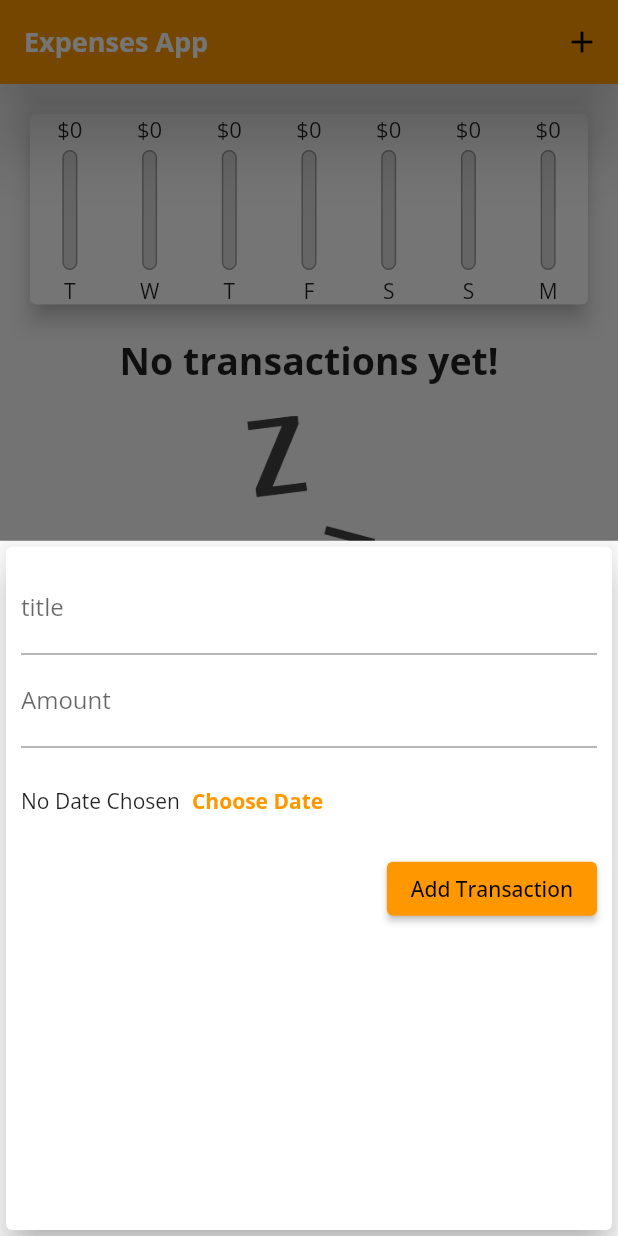
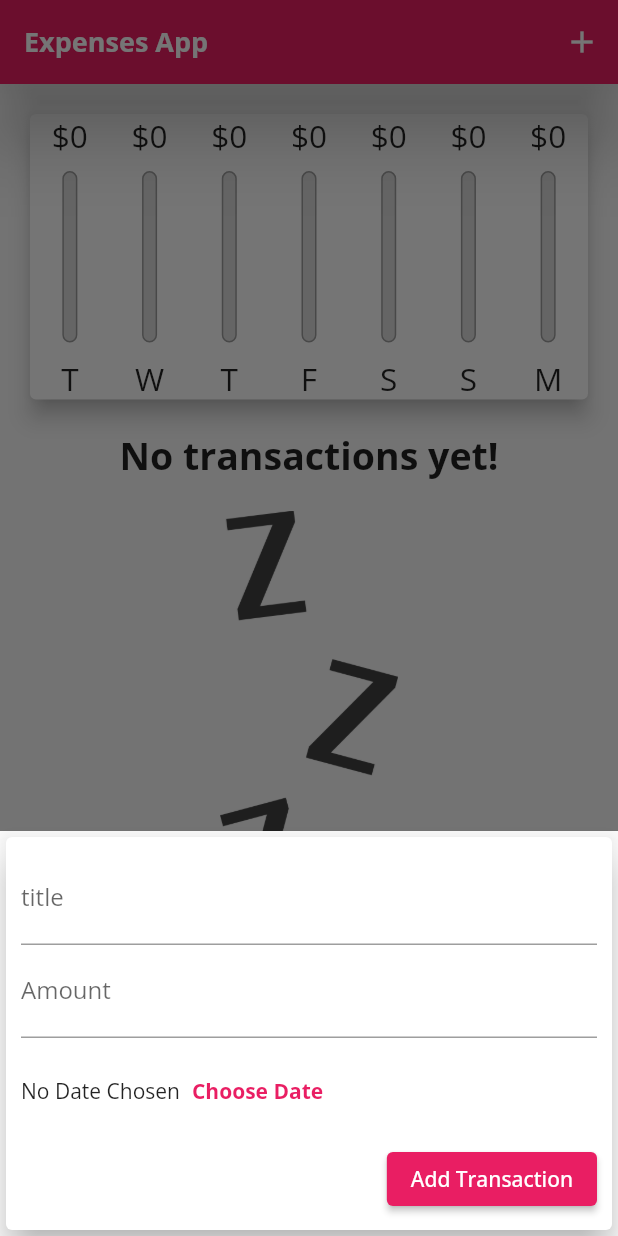
Before and after one commit to Jayakrishnan-manoj/expense-manager, a Flutter app: the screen it shows after launch, after a tap on the "add" icon, on a phone screen of 412 x 824 dp. Run offline on Flutter 3.47's test engine with Material 2 defaults, Android fonts, the phone set to English and light mode, and no system bars.

Commit message:
add : responsiveness,toggle switch

```diff
--- a/lib/main.dart
+++ b/lib/main.dart
@@ -1,7 +1,15 @@
 import 'package:flutter/material.dart';
+import 'package:flutter/services.dart';
 import 'package:personal_expenses_app/widgets/home.dart';
 
-void main() => runApp(const MyApp());
+void main() {
+  // WidgetsFlutterBinding.ensureInitialized();
+  // SystemChrome.setPreferredOrientations([
+  //   DeviceOrientation.portraitUp,
+  //   DeviceOrientation.portraitDown,
+  // ]);
+  runApp(const MyApp());
+}
 
 class MyApp extends StatelessWidget {
   const MyApp({Key? key}) : super(key: key);
@@ -15,13 +23,13 @@ class MyApp extends StatelessWidget {
           //backgroundColor: Colors.orange,
           elevation: 20.0,
           titleTextStyle: TextStyle(
-              fontSize: 18 ,
+            fontSize: 18,
             fontFamily: 'OpenSans',
             fontWeight: FontWeight.bold,
             color: Colors.white,
           ),
         ),
-        primarySwatch: Colors.orange,
+        primarySwatch: Colors.pink,
         fontFamily: 'OpenSans',
       ),
       home: HomeScreen(),
--- a/lib/widgets/chart_bars.dart
+++ b/lib/widgets/chart_bars.dart
@@ -9,29 +9,30 @@ class Bars extends StatelessWidget {
 
   @override
   Widget build(BuildContext context) {
+    return LayoutBuilder(
+      builder: (ctx, constraints) {
         return Column(
           children: [
             Container(
-          height: 20,
+              height: constraints.maxHeight * 0.15,
               child: FittedBox(
                 child: Text('\$${spendingAmount.toStringAsFixed(0)}'),
               ),
             ),
-        const SizedBox(
-          height: 4,
+            SizedBox(
+              height: constraints.maxHeight * 0.05,
             ),
             Container(
-          height: 80,
+                height: constraints.maxHeight * 0.6,
                 width: 10,
                 child: Stack(
                   children: [
                     Container(
                         decoration: BoxDecoration(
-                  border: Border.all(color:Colors.grey,width: 1.0),
+                      border: Border.all(color: Colors.grey, width: 1.0),
                       color: const Color.fromRGBO(220, 220, 220, 1),
                       borderRadius: BorderRadius.circular(10),
-                )
-              ),
+                    )),
                     FractionallySizedBox(
                       heightFactor: spendingPctOfTotal,
                       child: Container(
@@ -42,13 +43,19 @@ class Bars extends StatelessWidget {
                       ),
                     )
                   ],
-          )
+                )),
+            SizedBox(
+              height: constraints.maxHeight * 0.05,
             ),
-        const SizedBox(
-          height: 4,
+            Container(
+              height: constraints.maxHeight * 0.15,
+              child: FittedBox(
+                child: Text(label),
               ),
-        Text(label),
+            ),
           ],
+        );
+      },
     );
   }
 }
--- a/lib/widgets/home.dart
+++ b/lib/widgets/home.dart
@@ -12,6 +12,7 @@ class HomeScreen extends StatefulWidget {
 
 class _HomeScreenState extends State<HomeScreen> {
   final List<Transaction> _userTransactions = [];
+  bool _showChart = false;
 
   List<Transaction> get _recentTransactions {
     return _userTransactions.where((tx) {
@@ -23,7 +24,8 @@ class _HomeScreenState extends State<HomeScreen> {
     }).toList();
   }
 
-  void _addNewTransaction(String txTitle, double txAmount, DateTime chosenDate) {
+  void _addNewTransaction(
+      String txTitle, double txAmount, DateTime chosenDate) {
     final newTx = Transaction(
       id: DateTime.now().toString(),
       title: txTitle,
@@ -49,17 +51,18 @@ class _HomeScreenState extends State<HomeScreen> {
         });
   }
 
-  void _deleteTransaction(String id){
+  void _deleteTransaction(String id) {
     setState(() {
       _userTransactions.removeWhere((tx) => tx.id == id);
     });
-
   }
 
   @override
   Widget build(BuildContext context) {
-    return Scaffold(
-      appBar: AppBar(
+    final mediaQuery = MediaQuery.of(context);
+    final isLandscape =
+        mediaQuery.orientation == Orientation.landscape;
+    final appBar = AppBar(
       title: const Text('Expenses App'),
       actions: [
         IconButton(
@@ -67,16 +70,58 @@ class _HomeScreenState extends State<HomeScreen> {
           icon: const Icon(Icons.add),
         )
       ],
-      ),
-      body: SingleChildScrollView(
+    );
+    final txListWidget = Container(
+      height: (mediaQuery.size.height -
+              appBar.preferredSize.height -
+              mediaQuery.padding.top) *
+          0.7,
+      child: TransactionList(_userTransactions, _deleteTransaction),
+    );
+    return Scaffold(
+      appBar: appBar,
+      body: SafeArea(
+        child: SingleChildScrollView(
           child: Column(
             mainAxisAlignment: MainAxisAlignment.start,
             crossAxisAlignment: CrossAxisAlignment.stretch,
             children: [
-            Chart(_recentTransactions),
-            TransactionList(_userTransactions,_deleteTransaction),
+              if (isLandscape)
+                Row(
+                  mainAxisAlignment: MainAxisAlignment.center,
+                  children: [
+                    Text('Show Chart'),
+                    Switch(
+                        value: _showChart,
+                        onChanged: (val) {
+                          setState(() {
+                            _showChart = val;
+                          });
+                        }),
+                  ],
+                ),
+              if (!isLandscape)
+                Container(
+                  height: (mediaQuery.size.height -
+                          appBar.preferredSize.height -
+                          mediaQuery.padding.top) *
+                      0.3,
+                  child: Chart(_recentTransactions),
+                ),
+              if (!isLandscape) txListWidget,
+              if (isLandscape)
+                _showChart
+                    ? Container(
+                        height: (mediaQuery.size.height -
+                                appBar.preferredSize.height -
+                                mediaQuery.padding.top) *
+                            0.5,
+                        child: Chart(_recentTransactions),
+                      )
+                    : txListWidget
               //UserTransactions(),
             ],
+          ),
         ),
       ),
       floatingActionButtonLocation: FloatingActionButtonLocation.centerFloat,
--- a/lib/widgets/new_transactions.dart
+++ b/lib/widgets/new_transactions.dart
@@ -54,10 +54,16 @@ class _NewTransactionsState extends State<NewTransactions> {
 
   @override
   Widget build(BuildContext context) {
-    return Card(
+    return SingleChildScrollView(
+      child: Card(
         elevation: 10,
         child: Container(
-        padding: EdgeInsets.all(10),
+          padding: EdgeInsets.only(
+            top: 10,
+            left: 10,
+            right: 10,
+            bottom:MediaQuery.of(context).viewInsets.bottom + 10,
+          ),
           child: Column(
             crossAxisAlignment: CrossAxisAlignment.end,
             children: [
@@ -100,6 +106,7 @@ class _NewTransactionsState extends State<NewTransactions> {
             ],
           ),
         ),
+      ),
     );
   }
 }
--- a/lib/widgets/transaction_list.dart
+++ b/lib/widgets/transaction_list.dart
@@ -14,10 +14,9 @@ class TransactionList extends StatelessWidget {
 
   @override
   Widget build(BuildContext context) {
-    return Container(
-      height: 500,
-      child: transactions.isEmpty
-          ? Column(
+    return transactions.isEmpty
+        ?LayoutBuilder(builder: ((context, constraints) {
+          return Column(
             children: [
               Text(
                 'No transactions yet!',
@@ -30,14 +29,15 @@ class TransactionList extends StatelessWidget {
                 height: 20,
               ),
               Container(
-                  height: 200,
+                height: constraints.maxHeight* 0.5,
                 child: Image.asset(
                   'assets/image/waiting.png',
                   fit: BoxFit.cover,
                 ),
               ),
             ],
-            )
+          );
+        }))
         : ListView.builder(
             itemBuilder: (ctx, index) {
               return Card(
@@ -73,7 +73,6 @@ class TransactionList extends StatelessWidget {
               );
             },
             itemCount: transactions.length,
-            ),
           );
   }
 }
```
Lines whose indentation alone changed are shown as unchanged.
